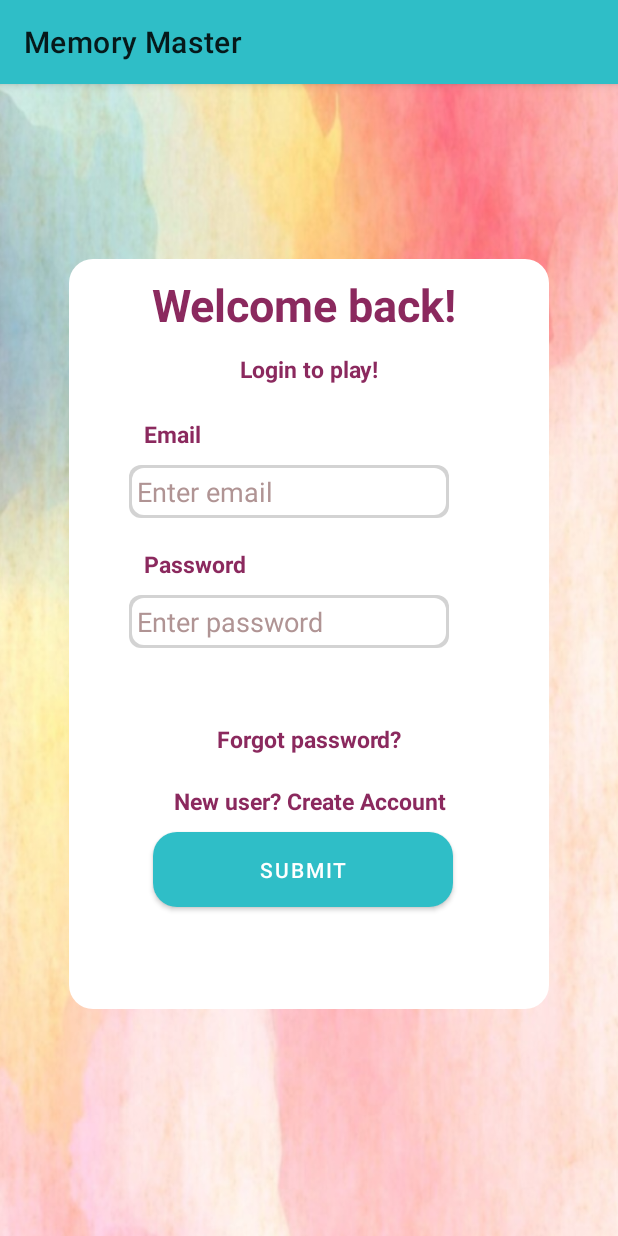
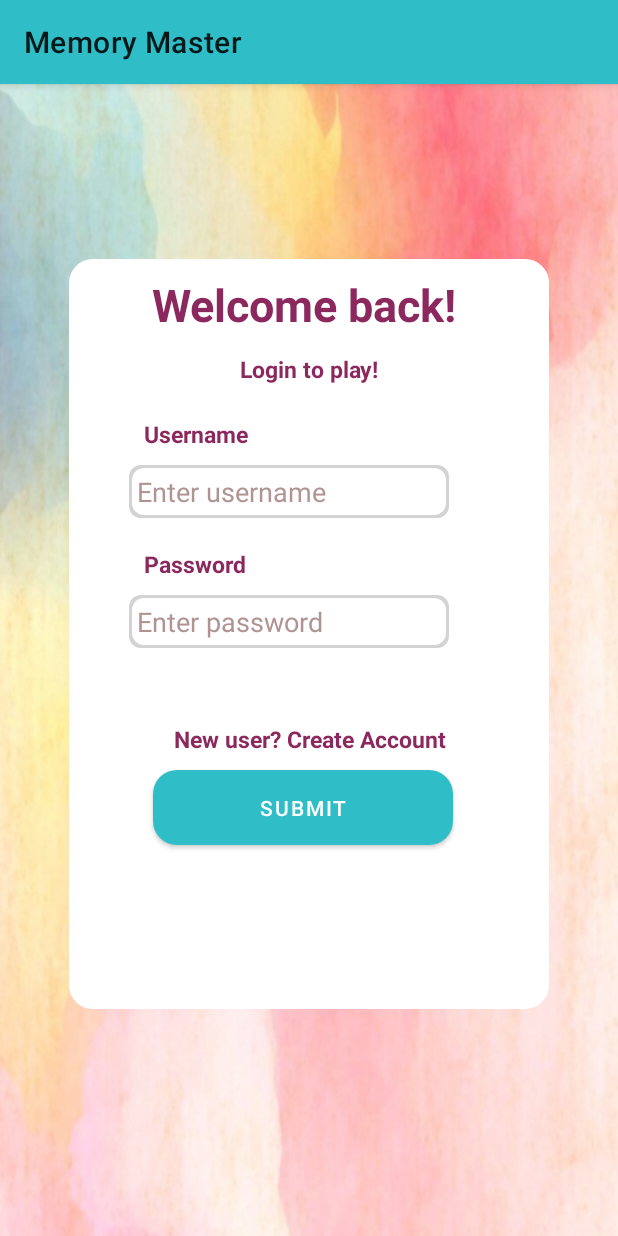
Before and after one commit to Riya-JK/MemoryMaster, an Android app: the LoginActivity screen opened directly, with no data from a screen before it, on a phone screen of 412 x 824 dp. Run offline under Robolectric (Android 15) with nearby library versions, the phone set to English and light mode, and no system bars; our stand-ins replace Firebase (no records; nobody signed in at launch, a user with empty details on screens opened directly).

Commit message:
Replace email with username

```diff
--- a/app/build.gradle
+++ b/app/build.gradle
@@ -12,8 +12,8 @@ android {
         applicationId "com.app.mymemorygame"
         minSdk 22
         targetSdk 33
-        versionCode 2
-        versionName "2.0"
+        versionCode 3
+        versionName "3.0"
 
         testInstrumentationRunner "androidx.test.runner.AndroidJUnitRunner"
     }
--- a/app/src/main/java/com/app/mymemorygame/models/UserData.kt
+++ b/app/src/main/java/com/app/mymemorygame/models/UserData.kt
@@ -2,6 +2,6 @@ package com.app.mymemorygame.models
 
 data class UserData(
     val id: String? = null,
-    val email: String? = null,
+    val username: String? = null,
     val password: String? = null
 )
--- a/app/src/main/res/layout/activity_login.xml
+++ b/app/src/main/res/layout/activity_login.xml
@@ -47,7 +47,7 @@
             android:text="Login to play!" />
 
         <TextView
-            android:id="@+id/enter_email_label"
+            android:id="@+id/enter_username_label"
             android:layout_width="match_parent"
             android:layout_height="wrap_content"
             android:textSize="15sp"
@@ -56,17 +56,17 @@
             android:padding="10dp"
             android:layout_marginStart="40dp"
             android:textColor="@color/pink"
-            android:text="Email" />
+            android:text="Username" />
 
         <EditText
-            android:id="@+id/email_login"
+            android:id="@+id/username_login"
             android:layout_width="wrap_content"
             android:layout_height="wrap_content"
             android:ems="10"
             android:background="@drawable/edit_text_border"
             android:inputType="textEmailAddress"
             android:padding="5dp"
-            android:hint="Enter email"
+            android:hint="Enter username"
             android:layout_marginEnd="40dp"
             android:layout_marginStart="40dp"
             android:textColor="@color/black"
@@ -106,24 +106,13 @@
             app:layout_constraintTop_toBottomOf="@+id/email_login" />
 
         <TextView
-            android:id="@+id/forgot_password"
-            android:layout_width="match_parent"
-            android:layout_height="wrap_content"
-            android:textSize="15sp"
-            android:textStyle="bold"
-            android:gravity="center"
-            android:padding="10dp"
-            android:layout_marginTop="40dp"
-            android:textColor="@color/pink"
-            android:text="Forgot password?" />
-
-        <TextView
             android:id="@+id/new_user_text"
             android:layout_width="match_parent"
             android:layout_height="wrap_content"
             android:textSize="15sp"
             android:textStyle="bold"
             android:gravity="center"
+            android:layout_marginTop="40dp"
             android:padding="10dp"
             android:textColor="@color/pink"
             android:text="New user? Create Account" />
```
Also changed, not shown: app/src/main/java/com/app/mymemorygame/activity/LoginActivity.kt (+7 -11 lines), app/src/main/java/com/app/mymemorygame/activity/SignUpActivity.kt (+6 -10 lines), app/src/main/res/drawable/ic_launcher_background.xml (deleted, +0 -74 lines), app/src/main/res/layout/activity_signup.xml (+4 -4 lines), app/src/main/res/drawable/ic_launcher_background.png (added), app/src/main/res/drawable/launcher_img.jpeg (deleted), app/src/main/res/drawable/launcher_img.png (added), app/src/main/res/mipmap-hdpi/launcher_img.png (added), 1 other file.
